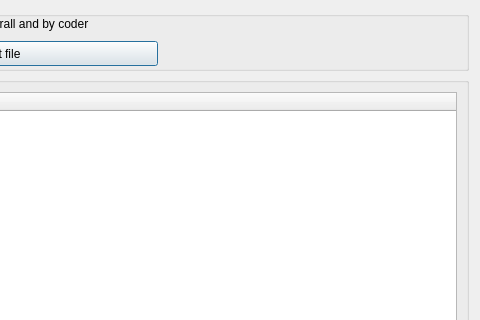
First picture: the form in GUI_UIs/ui_dialog_report_code_frequencies.ui, repository ccbogel/QualCoder, before the edit; both pictures show x 214 to 694 and y 0 to 320 of the 694 by 543 pixel window.
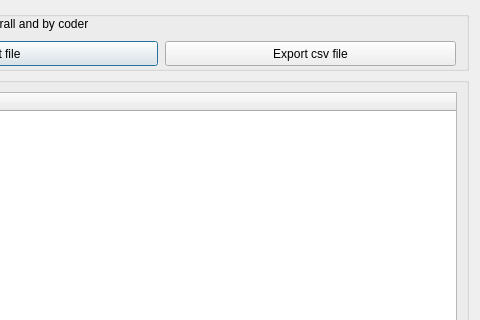
Second picture: the form after the edit.

What changed in the file:
```diff
--- a/GUI_UIs/ui_dialog_report_code_frequencies.ui
+++ b/GUI_UIs/ui_dialog_report_code_frequencies.ui
@@ -75,6 +75,19 @@
        <string>Export text file</string>
       </property>
      </widget>
+     <widget class="QPushButton" name="pushButton_exportcsv">
+      <property name="geometry">
+       <rect>
+        <x>368</x>
+        <y>30</y>
+        <width>291</width>
+        <height>25</height>
+       </rect>
+      </property>
+      <property name="text">
+       <string>Export csv file</string>
+      </property>
+     </widget>
     </widget>
    </item>
    <item>
```
